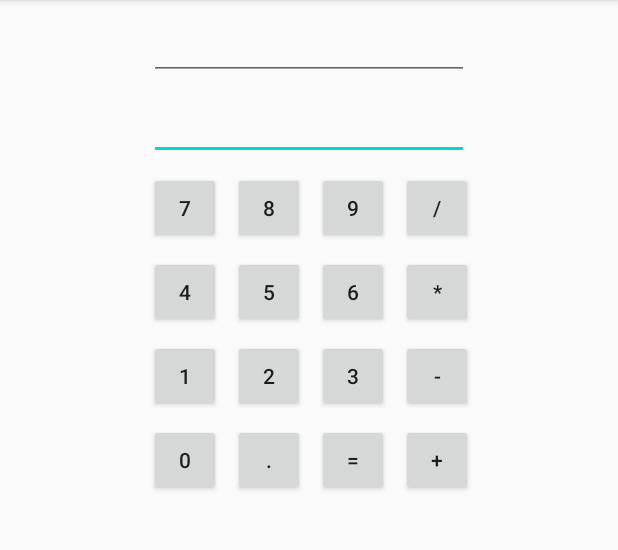
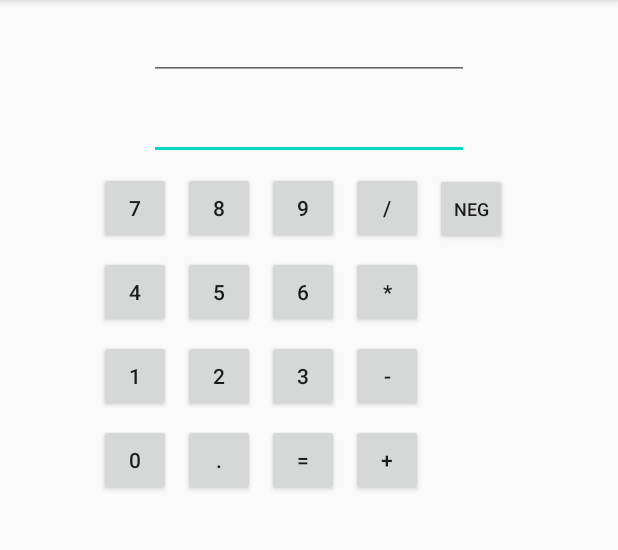
Before and after one commit to norMNfan/Calculator, an Android app: the screen it shows after launch (MainActivity), on a phone screen of 412 x 824 dp, the part 84-634 px from its top. Run offline under Robolectric (Android 15) with nearby library versions, the phone set to English and light mode, and no system bars.

Commit message:
add neg button to portrait mode

```diff
--- a/app/src/main/java/com/example/calculator/MainActivity.kt
+++ b/app/src/main/java/com/example/calculator/MainActivity.kt
@@ -57,6 +57,22 @@ class MainActivity : AppCompatActivity() {
         buttonMultiply.setOnClickListener(opListener)
         buttonPlus.setOnClickListener(opListener)
         buttonMinus.setOnClickListener(opListener)
+
+        buttonNeg.setOnClickListener({view ->
+            val value = newNumber.text.toString()
+            if (value.isEmpty()) {
+                newNumber.setText("-")
+            } else {
+                try {
+                    var doubleValue = value.toDouble()
+                    doubleValue *= -1
+                    newNumber.setText(doubleValue.toString())
+                } catch (e: NumberFormatException) {
+                    // newNumber was "-" or "." so clear it
+                    newNumber.setText("")
+                }
+            }
+        })
     }
 
     private fun performOperation(value: Double, operation: String) {
--- a/app/src/main/res/layout/activity_main.xml
+++ b/app/src/main/res/layout/activity_main.xml
@@ -6,15 +6,23 @@
     android:layout_height="match_parent"
     tools:context=".MainActivity">
 
+    <Button
+        android:id="@+id/buttonNeg"
+        android:layout_width="wrap_content"
+        android:layout_height="wrap_content"
+        android:layout_marginStart="8dp"
+        android:layout_marginLeft="8dp"
+        android:minWidth="48dp"
+        android:text="Neg"
+        android:textSize="12sp"
+        app:layout_constraintBaseline_toBaselineOf="@+id/buttonDivide"
+        app:layout_constraintStart_toEndOf="@+id/buttonDivide" />
+
     <EditText
         android:id="@+id/result"
         android:layout_width="wrap_content"
         android:layout_height="wrap_content"
-        android:layout_marginStart="8dp"
-        android:layout_marginLeft="8dp"
         android:layout_marginTop="8dp"
-        android:layout_marginEnd="8dp"
-        android:layout_marginRight="8dp"
         android:ems="10"
         android:focusable="false"
         android:inputType="numberSigned|numberDecimal"
@@ -26,11 +34,7 @@
         android:id="@+id/newNumber"
         android:layout_width="wrap_content"
         android:layout_height="wrap_content"
-        android:layout_marginStart="8dp"
-        android:layout_marginLeft="8dp"
         android:layout_marginTop="8dp"
-        android:layout_marginEnd="8dp"
-        android:layout_marginRight="8dp"
         android:ems="10"
         android:inputType="numberSigned|numberDecimal"
         app:layout_constraintEnd_toEndOf="parent"
@@ -39,134 +43,141 @@
 
     <TextView
         android:id="@+id/operation"
-        android:layout_width="0dp"
+        android:layout_width="83dp"
         android:layout_height="wrap_content"
         android:layout_marginStart="8dp"
         android:layout_marginLeft="8dp"
         android:layout_marginEnd="8dp"
         android:layout_marginRight="8dp"
         android:textSize="18sp"
-        app:layout_constraintBaseline_toBaselineOf="@id/newNumber"
         app:layout_constraintEnd_toStartOf="@+id/newNumber"
-        app:layout_constraintHorizontal_bias="1.0"
-        app:layout_constraintStart_toStartOf="parent" />
+        app:layout_constraintStart_toStartOf="parent"
+        tools:layout_editor_absoluteY="71dp" />
 
     <Button
         android:id="@+id/button0"
         android:layout_width="wrap_content"
         android:layout_height="wrap_content"
-        android:layout_marginTop="8dp"
+        android:layout_marginEnd="8dp"
+        android:layout_marginRight="8dp"
         android:minWidth="48dp"
         android:text="0"
-        app:layout_constraintStart_toStartOf="@+id/button1"
-        app:layout_constraintTop_toBottomOf="@+id/button1" />
+        app:layout_constraintBaseline_toBaselineOf="@+id/buttonDot"
+        app:layout_constraintEnd_toStartOf="@+id/buttonDot"
+        app:layout_constraintStart_toStartOf="@+id/button1" />
 
     <Button
         android:id="@+id/button1"
         android:layout_width="wrap_content"
         android:layout_height="wrap_content"
-        android:layout_marginTop="8dp"
+        android:layout_marginEnd="8dp"
+        android:layout_marginRight="8dp"
         android:minWidth="48dp"
         android:text="1"
-        app:layout_constraintStart_toStartOf="@+id/button4"
-        app:layout_constraintTop_toBottomOf="@+id/button4" />
+        app:layout_constraintBaseline_toBaselineOf="@+id/button2"
+        app:layout_constraintEnd_toStartOf="@+id/button2"
+        app:layout_constraintStart_toStartOf="@+id/button4" />
 
     <Button
         android:id="@+id/button2"
         android:layout_width="wrap_content"
         android:layout_height="wrap_content"
-        android:layout_marginStart="8dp"
-        android:layout_marginLeft="8dp"
+        android:layout_marginEnd="8dp"
+        android:layout_marginRight="8dp"
         android:minWidth="48dp"
         android:text="2"
-        app:layout_constraintBaseline_toBaselineOf="@+id/button1"
-        app:layout_constraintStart_toEndOf="@+id/button1" />
+        app:layout_constraintBaseline_toBaselineOf="@+id/button3"
+        app:layout_constraintEnd_toStartOf="@+id/button3"
+        app:layout_constraintStart_toStartOf="@+id/button5" />
 
     <Button
         android:id="@+id/button3"
         android:layout_width="wrap_content"
         android:layout_height="wrap_content"
-        android:layout_marginStart="8dp"
-        android:layout_marginLeft="8dp"
+        android:layout_marginTop="8dp"
         android:minWidth="48dp"
         android:text="3"
-        app:layout_constraintBaseline_toBaselineOf="@+id/button1"
-        app:layout_constraintStart_toEndOf="@+id/button2" />
+        app:layout_constraintStart_toStartOf="@+id/button6"
+        app:layout_constraintTop_toBottomOf="@+id/button6" />
 
     <Button
         android:id="@+id/button4"
         android:layout_width="wrap_content"
         android:layout_height="wrap_content"
-        android:layout_marginTop="8dp"
+        android:layout_marginEnd="8dp"
+        android:layout_marginRight="8dp"
         android:minWidth="48dp"
         android:text="4"
-        app:layout_constraintStart_toStartOf="@+id/button7"
-        app:layout_constraintTop_toBottomOf="@+id/button7" />
+        app:layout_constraintBaseline_toBaselineOf="@+id/button5"
+        app:layout_constraintEnd_toStartOf="@+id/button5"
+        app:layout_constraintStart_toStartOf="@+id/button7" />
 
     <Button
         android:id="@+id/button5"
         android:layout_width="wrap_content"
         android:layout_height="wrap_content"
-        android:layout_marginStart="8dp"
-        android:layout_marginLeft="8dp"
+        android:layout_marginEnd="8dp"
+        android:layout_marginRight="8dp"
         android:minWidth="48dp"
         android:text="5"
-        app:layout_constraintBaseline_toBaselineOf="@+id/button4"
-        app:layout_constraintStart_toEndOf="@+id/button4" />
+        app:layout_constraintBaseline_toBaselineOf="@+id/button6"
+        app:layout_constraintEnd_toStartOf="@+id/button6"
+        app:layout_constraintStart_toStartOf="@+id/button8" />
 
     <Button
         android:id="@+id/button6"
         android:layout_width="wrap_content"
         android:layout_height="wrap_content"
-        android:layout_marginStart="8dp"
-        android:layout_marginLeft="8dp"
+        android:layout_marginTop="8dp"
         android:minWidth="48dp"
         android:text="6"
-        app:layout_constraintBaseline_toBaselineOf="@+id/button4"
-        app:layout_constraintStart_toEndOf="@+id/button5" />
+        app:layout_constraintStart_toStartOf="@+id/button9"
+        app:layout_constraintTop_toBottomOf="@+id/button9" />
 
     <Button
         android:id="@+id/button7"
         android:layout_width="wrap_content"
         android:layout_height="wrap_content"
-        android:layout_marginTop="8dp"
+        android:layout_marginEnd="8dp"
+        android:layout_marginRight="8dp"
         android:minWidth="48dp"
         android:text="7"
-        app:layout_constraintStart_toStartOf="@+id/newNumber"
-        app:layout_constraintTop_toBottomOf="@+id/newNumber" />
+        app:layout_constraintBaseline_toBaselineOf="@+id/button8"
+        app:layout_constraintEnd_toStartOf="@+id/button8" />
 
     <Button
         android:id="@+id/button8"
         android:layout_width="wrap_content"
         android:layout_height="wrap_content"
-        android:layout_marginStart="8dp"
-        android:layout_marginLeft="8dp"
+        android:layout_marginEnd="8dp"
+        android:layout_marginRight="8dp"
         android:minWidth="48dp"
         android:text="8"
-        app:layout_constraintBaseline_toBaselineOf="@+id/button7"
-        app:layout_constraintStart_toEndOf="@+id/button7" />
+        app:layout_constraintBaseline_toBaselineOf="@+id/button9"
+        app:layout_constraintEnd_toStartOf="@+id/button9" />
 
     <Button
         android:id="@+id/button9"
         android:layout_width="wrap_content"
         android:layout_height="wrap_content"
-        android:layout_marginStart="8dp"
-        android:layout_marginLeft="8dp"
+        android:layout_marginTop="8dp"
+        android:layout_marginEnd="8dp"
+        android:layout_marginRight="8dp"
         android:minWidth="48dp"
         android:text="9"
-        app:layout_constraintBaseline_toBaselineOf="@+id/button7"
-        app:layout_constraintStart_toEndOf="@+id/button8" />
+        app:layout_constraintEnd_toEndOf="parent"
+        app:layout_constraintStart_toStartOf="parent"
+        app:layout_constraintTop_toBottomOf="@+id/newNumber" />
 
     <Button
         android:id="@+id/buttonEquals"
         android:layout_width="wrap_content"
         android:layout_height="wrap_content"
-        android:layout_marginStart="8dp"
-        android:layout_marginLeft="8dp"
+        android:layout_marginTop="8dp"
         android:minWidth="48dp"
         android:text="="
-        app:layout_constraintBaseline_toBaselineOf="@+id/buttonDot"
-        app:layout_constraintStart_toEndOf="@+id/buttonDot" />
+        app:layout_constraintStart_toStartOf="@+id/button3"
+        app:layout_constraintTop_toBottomOf="@+id/button3" />
 
     <Button
         android:id="@+id/buttonMinus"
@@ -194,12 +205,13 @@
         android:id="@+id/buttonDot"
         android:layout_width="wrap_content"
         android:layout_height="wrap_content"
-        android:layout_marginStart="8dp"
-        android:layout_marginLeft="8dp"
+        android:layout_marginEnd="8dp"
+        android:layout_marginRight="8dp"
         android:minWidth="48dp"
         android:text="."
-        app:layout_constraintBaseline_toBaselineOf="@+id/button0"
-        app:layout_constraintStart_toEndOf="@+id/button0" />
+        app:layout_constraintBaseline_toBaselineOf="@+id/buttonEquals"
+        app:layout_constraintEnd_toStartOf="@+id/buttonEquals"
+        app:layout_constraintStart_toStartOf="@+id/button2" />
 
     <Button
         android:id="@+id/buttonMultiply"
```
